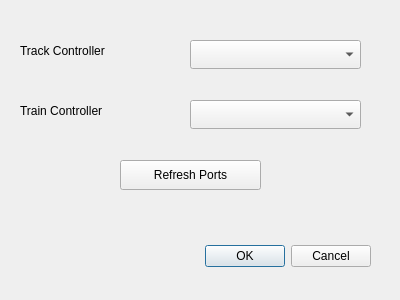
Above: serialportdialog.ui from marmysl/ece1140 before the change. Below: the same form after it.
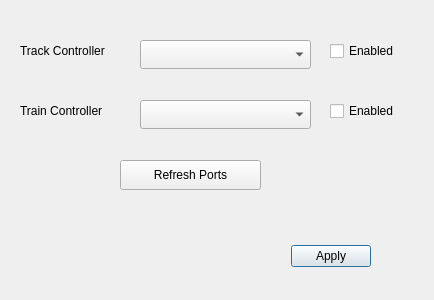
That is the form after the change.

Commit message: Set up port selection dialog, fix CTC window going out of scope

Diff of the .ui file:
```diff
--- a/serialportdialog.ui
+++ b/serialportdialog.ui
@@ -6,7 +6,7 @@
    <rect>
     <x>0</x>
     <y>0</y>
-    <width>400</width>
+    <width>434</width>
     <height>300</height>
    </rect>
   </property>
@@ -26,13 +26,13 @@
     <enum>Qt::Horizontal</enum>
    </property>
    <property name="standardButtons">
-    <set>QDialogButtonBox::Cancel|QDialogButtonBox::Ok</set>
+    <set>QDialogButtonBox::Apply</set>
    </property>
   </widget>
   <widget class="QComboBox" name="trackPortCombo">
    <property name="geometry">
     <rect>
-     <x>190</x>
+     <x>140</x>
      <y>40</y>
      <width>171</width>
      <height>29</height>
@@ -42,7 +42,7 @@
   <widget class="QComboBox" name="trainPortCombo">
    <property name="geometry">
     <rect>
-     <x>190</x>
+     <x>140</x>
      <y>100</y>
      <width>171</width>
      <height>29</height>
@@ -88,6 +88,32 @@
     <string>Refresh Ports</string>
    </property>
   </widget>
+  <widget class="QCheckBox" name="trackEnabled">
+   <property name="geometry">
+    <rect>
+     <x>330</x>
+     <y>40</y>
+     <width>83</width>
+     <height>22</height>
+    </rect>
+   </property>
+   <property name="text">
+    <string>Enabled</string>
+   </property>
+  </widget>
+  <widget class="QCheckBox" name="trainEnabled">
+   <property name="geometry">
+    <rect>
+     <x>330</x>
+     <y>100</y>
+     <width>83</width>
+     <height>22</height>
+    </rect>
+   </property>
+   <property name="text">
+    <string>Enabled</string>
+   </property>
+  </widget>
  </widget>
  <resources/>
  <connections>
```
Left out of the diff: 11 changed lines with no effect on the pictures. The commit also changes 8 other files.
